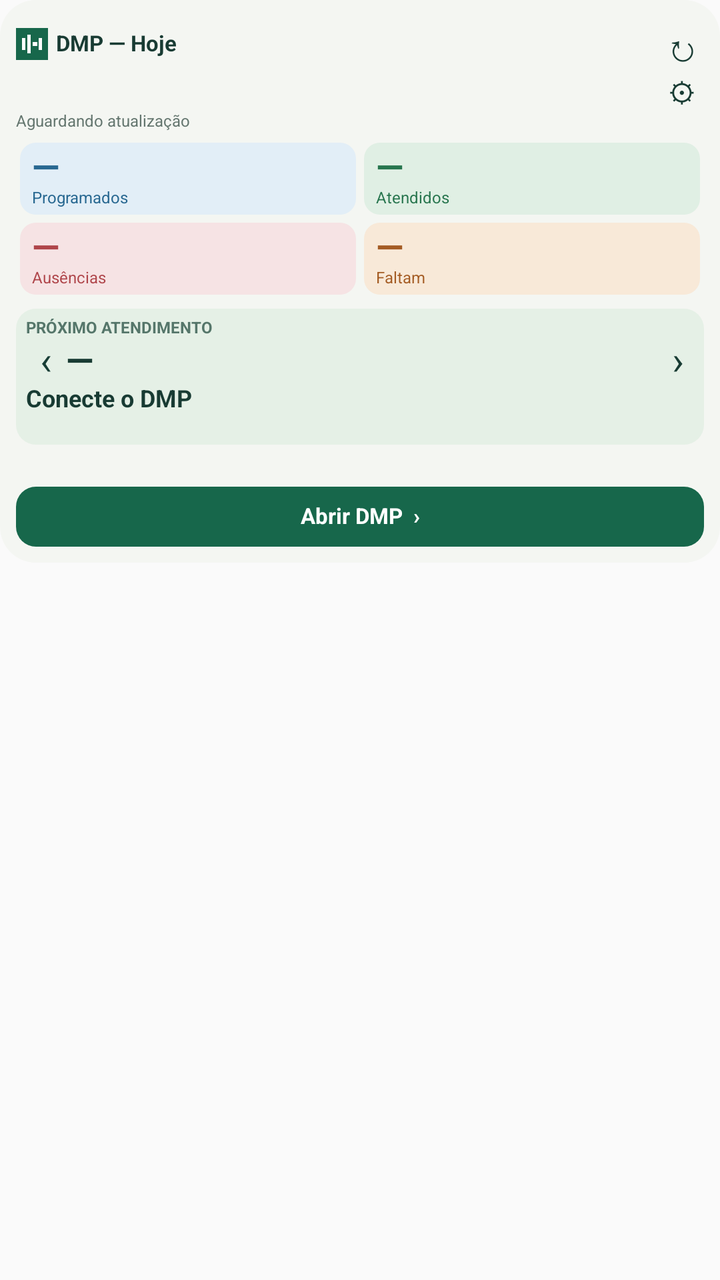
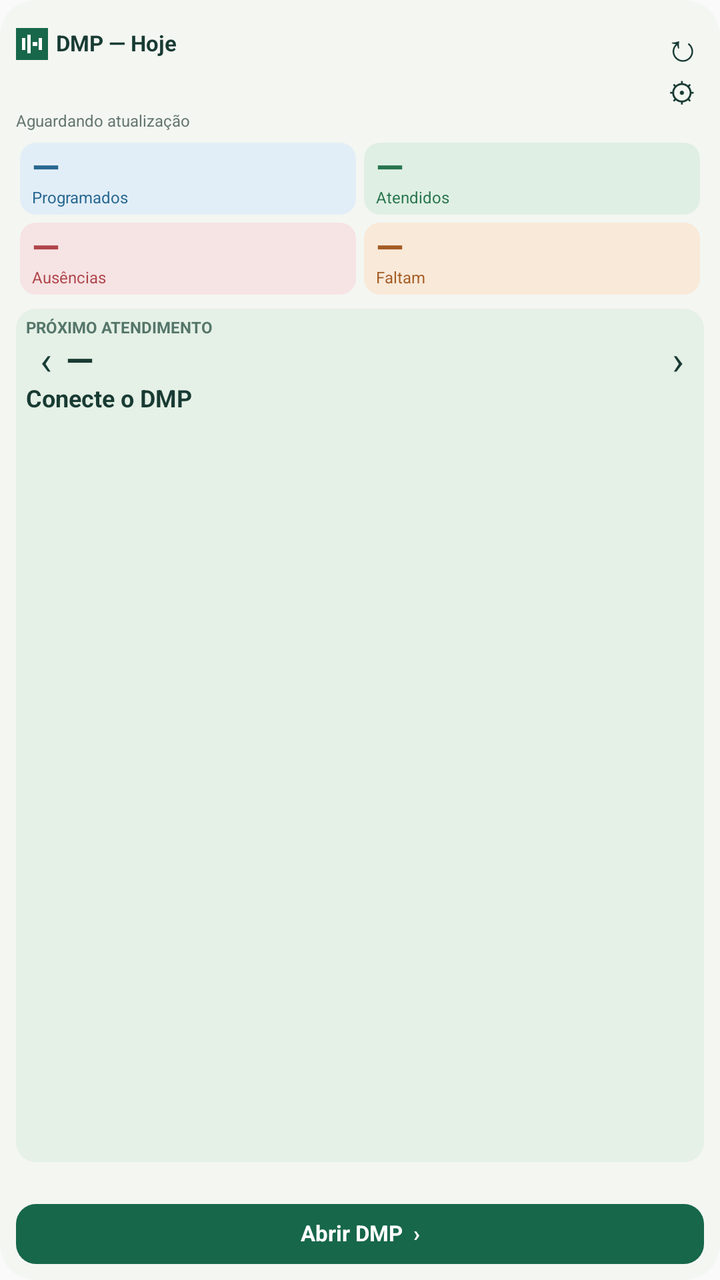

The first picture is an Android layout as it rendered before a commit; the second is the same layout after the commit. The layout source and the unified diff follow.
<!-- AndroidManifest.xml: application theme android:Theme.Material.Light.NoActionBar -->
<!-- res/layout/widget_compact.xml -->
<FrameLayout xmlns:android="http://schemas.android.com/apk/res/android" android:id="@+id/root" android:layout_width="match_parent" android:layout_height="match_parent">
  <RelativeLayout android:id="@+id/shell" android:layout_width="match_parent" android:layout_height="wrap_content">
    <ImageView android:id="@+id/shell_bg" android:layout_width="match_parent" android:layout_height="0dp" android:scaleType="fitXY" android:contentDescription="" android:layout_alignTop="@id/content" android:layout_alignBottom="@id/content" android:src="@drawable/widget_surface" />
    <LinearLayout android:layout_width="match_parent" android:layout_height="wrap_content" android:orientation="vertical" android:padding="8dp" android:id="@+id/content">
      <LinearLayout android:layout_width="match_parent" android:layout_height="28dp" android:orientation="horizontal" android:gravity="center_vertical">
        <ImageView android:layout_width="16dp" android:layout_height="16dp" android:src="@drawable/icon" android:contentDescription="DMP" />
        <TextView android:id="@+id/header" android:layout_width="0dp" android:layout_height="wrap_content" android:text="DMP — Hoje" android:textSize="11sp" android:textColor="#183B33" android:includeFontPadding="false" android:layout_weight="1" android:paddingStart="4dp" android:maxLines="1" android:ellipsize="end" android:textStyle="bold" />
        <TextView android:id="@+id/refresh" android:layout_width="22dp" android:layout_height="24dp" android:text="↻" android:textSize="19sp" android:textColor="#183B33" android:includeFontPadding="false" android:gravity="center" android:contentDescription="Atualizar" />
      </LinearLayout>
      <LinearLayout android:layout_width="match_parent" android:layout_height="20dp" android:orientation="horizontal" android:gravity="center_vertical">
        <TextView android:id="@+id/date" android:layout_width="0dp" android:layout_height="wrap_content" android:text="" android:textSize="9sp" android:includeFontPadding="false" android:layout_weight="1" android:maxLines="1" android:textColor="#5D706A" />
        <TextView android:id="@+id/settings" android:layout_width="22dp" android:layout_height="20dp" android:text="⚙" android:textSize="14sp" android:textColor="#183B33" android:includeFontPadding="false" android:gravity="center" android:contentDescription="Configurar widget" />
      </LinearLayout>
      <TextView android:id="@+id/updated" android:layout_width="match_parent" android:layout_height="wrap_content" android:text="Aguardando atualização" android:textSize="8sp" android:includeFontPadding="false" android:textColor="#64766F" android:paddingBottom="4dp" android:maxLines="1" />
      <LinearLayout android:layout_width="match_parent" android:layout_height="wrap_content" android:orientation="vertical" android:id="@+id/metrics">
        <LinearLayout android:layout_width="match_parent" android:layout_height="wrap_content" android:orientation="horizontal" android:gravity="center_vertical">
          <FrameLayout android:id="@+id/programmed" android:layout_width="0dp" android:layout_weight="1" android:layout_height="36dp" android:layout_margin="2dp">
            <ImageView android:id="@+id/programmed_bg" android:layout_width="match_parent" android:layout_height="match_parent" android:scaleType="fitXY" android:contentDescription="" android:src="@drawable/programmed" />
            <LinearLayout android:layout_width="match_parent" android:layout_height="wrap_content" android:orientation="vertical" android:paddingStart="6dp" android:paddingTop="2dp" android:paddingBottom="2dp">
              <TextView android:id="@+id/programmed_number" android:layout_width="match_parent" android:layout_height="wrap_content" android:text="—" android:textSize="18sp" android:includeFontPadding="false" android:textStyle="bold" android:textColor="#286891" />
              <TextView android:id="@+id/programmed_label" android:layout_width="match_parent" android:layout_height="wrap_content" android:text="Programados" android:textSize="8sp" android:includeFontPadding="false" android:maxLines="1" android:textColor="#286891" />
            </LinearLayout>
          </FrameLayout>
          <FrameLayout android:id="@+id/attended" android:layout_width="0dp" android:layout_weight="1" android:layout_height="36dp" android:layout_margin="2dp">
            <ImageView android:id="@+id/attended_bg" android:layout_width="match_parent" android:layout_height="match_parent" android:scaleType="fitXY" android:contentDescription="" android:src="@drawable/attended" />
            <LinearLayout android:layout_width="match_parent" android:layout_height="wrap_content" android:orientation="vertical" android:paddingStart="6dp" android:paddingTop="2dp" android:paddingBottom="2dp">
              <TextView android:id="@+id/attended_number" android:layout_width="match_parent" android:layout_height="wrap_content" android:text="—" android:textSize="18sp" android:includeFontPadding="false" android:textStyle="bold" android:textColor="#27754E" />
              <TextView android:id="@+id/attended_label" android:layout_width="match_parent" android:layout_height="wrap_content" android:text="Atendidos" android:textSize="8sp" android:includeFontPadding="false" android:maxLines="1" android:textColor="#27754E" />
            </LinearLayout>
          </FrameLayout>
        </LinearLayout>
        <LinearLayout android:layout_width="match_parent" android:layout_height="wrap_content" android:orientation="horizontal" android:gravity="center_vertical">
          <FrameLayout android:id="@+id/absent" android:layout_width="0dp" android:layout_weight="1" android:layout_height="36dp" android:layout_margin="2dp">
            <ImageView android:id="@+id/absent_bg" android:layout_width="match_parent" android:layout_height="match_parent" android:scaleType="fitXY" android:contentDescription="" android:src="@drawable/absent" />
            <LinearLayout android:layout_width="match_parent" android:layout_height="wrap_content" android:orientation="vertical" android:paddingStart="6dp" android:paddingTop="2dp" android:paddingBottom="2dp">
              <TextView android:id="@+id/absent_number" android:layout_width="match_parent" android:layout_height="wrap_content" android:text="—" android:textSize="18sp" android:includeFontPadding="false" android:textStyle="bold" android:textColor="#AF454A" />
              <TextView android:id="@+id/absent_label" android:layout_width="match_parent" android:layout_height="wrap_content" android:text="Ausências" android:textSize="8sp" android:includeFontPadding="false" android:maxLines="1" android:textColor="#AF454A" />
            </LinearLayout>
          </FrameLayout>
          <FrameLayout android:id="@+id/remaining" android:layout_width="0dp" android:layout_weight="1" android:layout_height="36dp" android:layout_margin="2dp">
            <ImageView android:id="@+id/remaining_bg" android:layout_width="match_parent" android:layout_height="match_parent" android:scaleType="fitXY" android:contentDescription="" android:src="@drawable/remaining" />
            <LinearLayout android:layout_width="match_parent" android:layout_height="wrap_content" android:orientation="vertical" android:paddingStart="6dp" android:paddingTop="2dp" android:paddingBottom="2dp">
              <TextView android:id="@+id/remaining_number" android:layout_width="match_parent" android:layout_height="wrap_content" android:text="—" android:textSize="18sp" android:includeFontPadding="false" android:textStyle="bold" android:textColor="#A45C24" />
              <TextView android:id="@+id/remaining_label" android:layout_width="match_parent" android:layout_height="wrap_content" android:text="Faltam" android:textSize="8sp" android:includeFontPadding="false" android:maxLines="1" android:textColor="#A45C24" />
            </LinearLayout>
          </FrameLayout>
        </LinearLayout>
      </LinearLayout>
      <RelativeLayout android:id="@+id/next" android:layout_width="match_parent" android:layout_height="wrap_content" android:layout_marginTop="5dp">
        <ImageView android:id="@+id/next_bg" android:layout_width="match_parent" android:layout_height="0dp" android:scaleType="fitXY" android:contentDescription="" android:layout_alignTop="@id/next_content" android:layout_alignBottom="@id/next_content" android:src="@drawable/next" />
        <TextView android:id="@+id/next_category" android:layout_width="3dp" android:layout_height="0dp" android:layout_alignTop="@id/next_content" android:layout_alignBottom="@id/next_content" />
        <LinearLayout android:layout_width="match_parent" android:layout_height="wrap_content" android:orientation="vertical" android:padding="5dp" android:id="@+id/next_content">
          <TextView android:id="@+id/next_label" android:layout_width="match_parent" android:layout_height="wrap_content" android:text="PRÓXIMO ATENDIMENTO" android:textSize="8sp" android:includeFontPadding="false" android:textStyle="bold" android:textColor="#55766A" android:maxLines="1" />
          <LinearLayout android:layout_width="match_parent" android:layout_height="wrap_content" android:orientation="horizontal" android:gravity="center_vertical">
            <TextView android:id="@+id/next_previous" android:layout_width="20dp" android:layout_height="24dp" android:gravity="center" android:text="‹" android:textSize="20sp" android:textColor="#173D35" android:includeFontPadding="false" android:contentDescription="Atendimento anterior" />
            <TextView android:id="@+id/next_time" android:layout_width="0dp" android:layout_height="wrap_content" android:text="—" android:textSize="18sp" android:textColor="#183B33" android:includeFontPadding="false" android:layout_weight="1" android:textStyle="bold" />
            <TextView android:id="@+id/next_arrow" android:layout_width="16dp" android:layout_height="wrap_content" android:text="›" android:textSize="20sp" android:textColor="#183B33" android:includeFontPadding="false" android:gravity="center" />
          </LinearLayout>
          <TextView android:id="@+id/next_title" android:layout_width="match_parent" android:layout_height="wrap_content" android:text="Conecte o DMP" android:textSize="12sp" android:textColor="#183B33" android:includeFontPadding="false" android:textStyle="bold" android:maxLines="1" android:ellipsize="end" />
          <TextView android:id="@+id/next_type" android:layout_width="match_parent" android:layout_height="wrap_content" android:text="" android:textSize="9sp" android:includeFontPadding="false" android:textColor="#62746D" android:maxLines="1" android:ellipsize="end" />
        </LinearLayout>
      </RelativeLayout>
      <LinearLayout android:layout_width="match_parent" android:layout_height="wrap_content" android:orientation="vertical" android:layout_marginTop="5dp" android:id="@+id/workouts">
</LinearLayout>
      <LinearLayout android:layout_width="match_parent" android:layout_height="wrap_content" android:orientation="vertical" android:layout_marginTop="5dp" android:id="@+id/notes">
</LinearLayout>
      <LinearLayout android:layout_width="match_parent" android:layout_height="wrap_content" android:orientation="vertical" android:layout_marginTop="5dp" android:id="@+id/calendar">
</LinearLayout>
      <TextView android:id="@+id/open" android:layout_width="match_parent" android:layout_height="30dp" android:text="Abrir DMP  ›" android:textSize="11sp" android:includeFontPadding="false" android:background="@drawable/widget_button" android:textColor="#FFFFFF" android:gravity="center" android:textStyle="bold" android:layout_marginTop="6dp" />
    </LinearLayout>
  </RelativeLayout>
</FrameLayout>
<!-- resources referenced by this layout -->
<resources>
  <!-- drawable absent (drawable) -->
  <shape xmlns:android="http://schemas.android.com/apk/res/android" android:shape="rectangle"><solid android:color="#F6E3E4"/><corners android:radius="8dp"/></shape>
  <!-- drawable attended (drawable) -->
  <shape xmlns:android="http://schemas.android.com/apk/res/android" android:shape="rectangle"><solid android:color="#E0EFE4"/><corners android:radius="8dp"/></shape>
  <!-- drawable icon (drawable) -->
  <vector xmlns:android="http://schemas.android.com/apk/res/android" android:width="48dp" android:height="48dp" android:viewportWidth="48" android:viewportHeight="48"><path android:fillColor="#17674B" android:pathData="M0,0h48v48h-48z"/><path android:fillColor="#FFFFFF" android:pathData="M9,15h5v18h-5zM17,10h5v28h-5zM25,21h7v6h-7zM34,15h5v18h-5z"/></vector>
  <!-- drawable next (drawable) -->
  <shape xmlns:android="http://schemas.android.com/apk/res/android" android:shape="rectangle"><solid android:color="#E5F0E6"/><corners android:radius="10dp"/></shape>
  <!-- drawable programmed (drawable) -->
  <shape xmlns:android="http://schemas.android.com/apk/res/android" android:shape="rectangle"><solid android:color="#E2EEF7"/><corners android:radius="8dp"/></shape>
  <!-- drawable remaining (drawable) -->
  <shape xmlns:android="http://schemas.android.com/apk/res/android" android:shape="rectangle"><solid android:color="#F8E9D8"/><corners android:radius="8dp"/></shape>
  <!-- drawable widget_button (drawable) -->
  <shape xmlns:android="http://schemas.android.com/apk/res/android" android:shape="rectangle"><solid android:color="#17674B"/><corners android:radius="10dp"/></shape>
  <!-- drawable widget_surface (drawable) -->
  <shape xmlns:android="http://schemas.android.com/apk/res/android" android:shape="rectangle"><solid android:color="#F4F6F2"/><corners android:radius="18dp"/></shape>
</resources>

<!-- the commit's change to res/layout/widget_compact.xml (unified diff, before → after) -->
@@ -1,7 +1,7 @@
 <FrameLayout xmlns:android="http://schemas.android.com/apk/res/android" android:id="@+id/root" android:layout_width="match_parent" android:layout_height="match_parent">
-  <RelativeLayout android:id="@+id/shell" android:layout_width="match_parent" android:layout_height="wrap_content">
+  <RelativeLayout android:id="@+id/shell" android:layout_width="match_parent" android:layout_height="match_parent">
     <ImageView android:id="@+id/shell_bg" android:layout_width="match_parent" android:layout_height="0dp" android:scaleType="fitXY" android:contentDescription="" android:layout_alignTop="@id/content" android:layout_alignBottom="@id/content" android:src="@drawable/widget_surface" />
-    <LinearLayout android:layout_width="match_parent" android:layout_height="wrap_content" android:orientation="vertical" android:padding="8dp" android:id="@+id/content">
+    <LinearLayout android:layout_width="match_parent" android:layout_height="match_parent" android:orientation="vertical" android:padding="8dp" android:id="@+id/content">
       <LinearLayout android:layout_width="match_parent" android:layout_height="28dp" android:orientation="horizontal" android:gravity="center_vertical">
         <ImageView android:layout_width="16dp" android:layout_height="16dp" android:src="@drawable/icon" android:contentDescription="DMP" />
         <TextView android:id="@+id/header" android:layout_width="0dp" android:layout_height="wrap_content" android:text="DMP — Hoje" android:textSize="11sp" android:textColor="#183B33" android:includeFontPadding="false" android:layout_weight="1" android:paddingStart="4dp" android:maxLines="1" android:ellipsize="end" android:textStyle="bold" />
@@ -46,9 +46,9 @@
           </FrameLayout>
         </LinearLayout>
       </LinearLayout>
-      <RelativeLayout android:id="@+id/next" android:layout_width="match_parent" android:layout_height="wrap_content" android:layout_marginTop="5dp">
-        <ImageView android:id="@+id/next_bg" android:layout_width="match_parent" android:layout_height="0dp" android:scaleType="fitXY" android:contentDescription="" android:layout_alignTop="@id/next_content" android:layout_alignBottom="@id/next_content" android:src="@drawable/next" />
-        <TextView android:id="@+id/next_category" android:layout_width="3dp" android:layout_height="0dp" android:layout_alignTop="@id/next_content" android:layout_alignBottom="@id/next_content" />
+      <RelativeLayout android:id="@+id/next" android:layout_width="match_parent" android:layout_height="0dp" android:layout_weight="1" android:layout_marginTop="5dp">
+        <ImageView android:id="@+id/next_bg" android:layout_width="match_parent" android:layout_height="0dp" android:scaleType="fitXY" android:contentDescription="" android:layout_alignParentTop="true" android:layout_alignParentBottom="true" android:src="@drawable/next" />
+        <TextView android:id="@+id/next_category" android:layout_width="3dp" android:layout_height="0dp" android:layout_alignParentTop="true" android:layout_alignParentBottom="true" />
         <LinearLayout android:layout_width="match_parent" android:layout_height="wrap_content" android:orientation="vertical" android:padding="5dp" android:id="@+id/next_content">
           <TextView android:id="@+id/next_label" android:layout_width="match_parent" android:layout_height="wrap_content" android:text="PRÓXIMO ATENDIMENTO" android:textSize="8sp" android:includeFontPadding="false" android:textStyle="bold" android:textColor="#55766A" android:maxLines="1" />
           <LinearLayout android:layout_width="match_parent" android:layout_height="wrap_content" android:orientation="horizontal" android:gravity="center_vertical">
